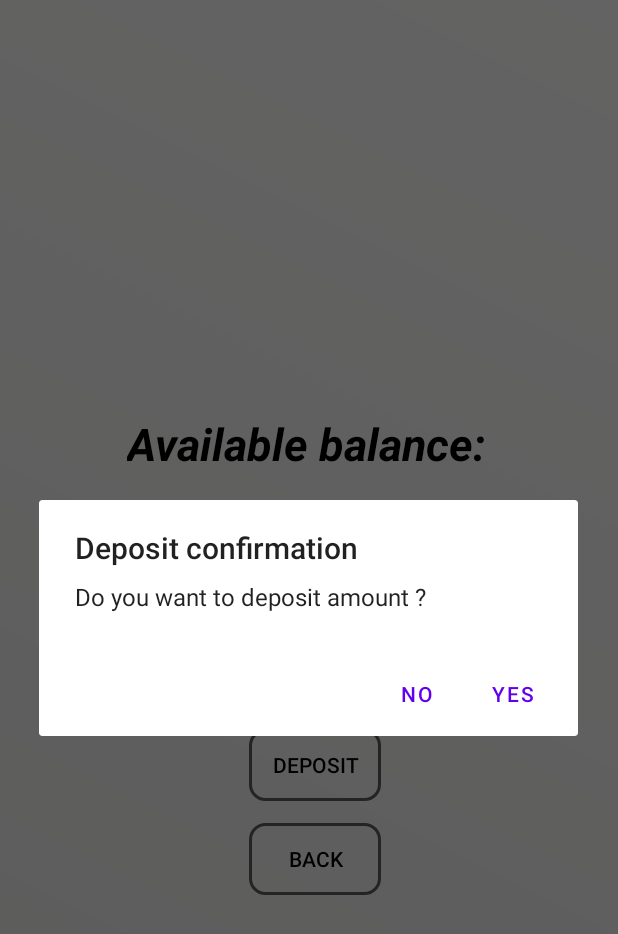
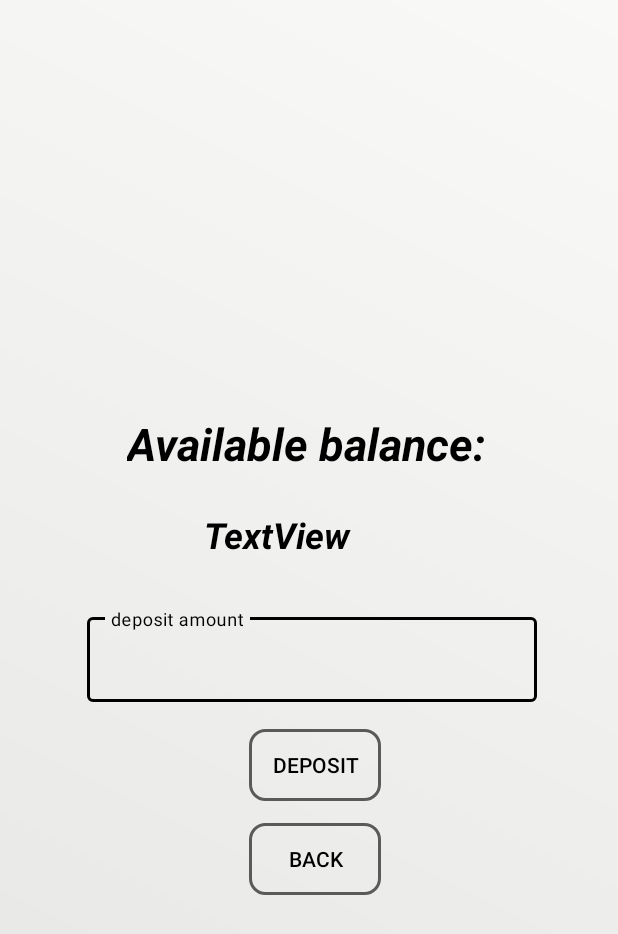
Before and after one commit to Aadhiarc/ATMUI, an Android app: the depositAmount screen opened directly, with no data from a screen before it, after a tap on "DEPOSIT", on a phone screen of 412 x 824 dp. Shown: the top 934 px of the screen. Run offline under Robolectric (Android 15) with nearby library versions, the phone set to English and light mode, and no system bars.

Commit message:
login and register finished 1

```diff
--- a/app/src/main/java/com/example/atmapp/depositAmount.java
+++ b/app/src/main/java/com/example/atmapp/depositAmount.java
@@ -29,10 +29,10 @@ import java.util.List;
 
 public class depositAmount extends AppCompatActivity {
     public TextInputEditText depositAmount;
-    TextView bal;
+    TextView balance;
     public Button depositButton,depositBack;
     DBhelper dBhelper;
-    List<String> arrayList;
+    String deposit_amount;
     AlertDialog.Builder builder;
     String intialBal;
     String view_balance;
@@ -48,36 +48,39 @@ public class depositAmount extends AppCompatActivity {
         setContentView(R.layout.activity_deposit_amount);
         depositAmount = findViewById(R.id.deposit_amount_edittext);
         depositButton = findViewById(R.id.deposit_xml_button);
-        bal= findViewById(R.id.depositViewBalance);
+        balance= findViewById(R.id.deposit_ViewBalance);
         depositBack=findViewById(R.id.deposit_xml_backButton);
         dBhelper = new DBhelper(this);
+        viewBalance();
         click();
-        bal.setText(view_balance);
     }
 
     void click() {
          depositButton.setOnClickListener(new View.OnClickListener() {
              @Override
              public void onClick(View view) {
+                 try{
                      SharedPreferences sp =getApplicationContext().getSharedPreferences("localdb",MODE_PRIVATE);
                      String acnum=sp.getString("loginAccountNumber","");
                      SQLiteDatabase sqLiteDatabase1=dBhelper.getReadableDatabase();
                      Cursor cursor=sqLiteDatabase1.rawQuery("select * from "+ACCOUNT_DETAILS+" where "+COLUMN_ACCOUNT_NUMBER+"=?",new String[]{acnum});
                      while (cursor.moveToNext()){
-                      intialBal=cursor.getString(4);
+                         intialBal=cursor.getString(3);
                      }
-                 System.out.println(intialBal);
                      int intial_bal=Integer.parseInt(intialBal);
                      SQLiteDatabase sqLiteDatabase =dBhelper.getWritableDatabase();
                      String deposit_Amount=depositAmount.getText().toString();
                      int intial_deposit_amount=Integer.parseInt(deposit_Amount);
                      int updateValue=intial_deposit_amount+intial_bal;
-                 String deposit_amount= String.valueOf(updateValue);
+                     deposit_amount= String.valueOf(updateValue);
                      ContentValues contentValues = new ContentValues();
                      contentValues.put("depositAmount",deposit_amount);
                      long val = sqLiteDatabase.update(ACCOUNT_DETAILS,contentValues,COLUMN_ACCOUNT_NUMBER +" =? ",new String[]{acnum});
-                 bal.setText(deposit_amount);
+                     balance.setText(deposit_amount);
                      alert();
+                 }catch (Exception e){
+
+                 }
              }
          });
 
@@ -112,8 +115,8 @@ public class depositAmount extends AppCompatActivity {
                SQLiteDatabase sqLiteDatabase =dBhelper.getReadableDatabase();
                Cursor cursor=sqLiteDatabase.rawQuery("select * from "+ACCOUNT_DETAILS+" where "+COLUMN_ACCOUNT_NUMBER+"=?",new String[]{acnum});
                while (cursor.moveToNext()){
-                    view_balance= cursor.getString(4);
-
+                    view_balance= cursor.getString(3);
+                    balance.setText(view_balance);
                }
 
        }
--- a/app/src/main/java/com/example/atmapp/viewBalance.java
+++ b/app/src/main/java/com/example/atmapp/viewBalance.java
@@ -49,7 +49,6 @@ public class viewBalance extends AppCompatActivity {
             @Override
             public void onClick(View view) {
                 Intent intent = new Intent(viewBalance.this, Activity3.class);
-
                 startActivity(intent);
             }
         });
@@ -62,7 +61,7 @@ public class viewBalance extends AppCompatActivity {
         SQLiteDatabase sqLiteDatabase =dBhelper.getReadableDatabase();
         Cursor cursor=sqLiteDatabase.rawQuery("select * from "+ACCOUNT_DETAILS+" where "+COLUMN_ACCOUNT_NUMBER+"=?",new String[]{acnum});
         while (cursor.moveToNext()){
-           String view_balance= cursor.getString(4);
+           String view_balance= cursor.getString(3);
             balance.setText(view_balance);
         }
     }
--- a/app/src/main/res/layout/activity_deposit_amount.xml
+++ b/app/src/main/res/layout/activity_deposit_amount.xml
@@ -51,20 +51,7 @@
         android:text="Back"
         android:textColor="@color/black"/>
 
-    <TextView
-        android:id="@+id/depositViewBalance"
-        android:layout_width="wrap_content"
-        android:layout_height="wrap_content"
-        android:layout_alignParentEnd="true"
-        android:layout_alignParentBottom="true"
-        android:layout_centerInParent="true"
-        android:layout_marginEnd="157dp"
-        android:layout_marginBottom="442dp"
-        android:padding="12dp"
-        android:textColor="@color/black"
-        android:textSize="25sp"
-        android:text="Text view"
-        android:textStyle="italic|bold" />
+
 
     <TextView
         android:id="@+id/textView3"
@@ -78,4 +65,17 @@
         android:textSize="30sp"
         android:textStyle="italic|bold"
         android:textColor="@color/black"/>
+
+    <TextView
+        android:id="@+id/deposit_ViewBalance"
+        android:layout_width="wrap_content"
+        android:layout_height="wrap_content"
+        android:layout_alignParentEnd="true"
+        android:layout_alignParentBottom="true"
+        android:layout_marginEnd="178dp"
+        android:layout_marginBottom="451dp"
+        android:text="TextView"
+        android:textSize="24sp"
+        android:textStyle="bold|italic"
+        android:textColor="@color/black"/>
 </RelativeLayout>
--- a/app/src/main/res/layout/activity_login.xml
+++ b/app/src/main/res/layout/activity_login.xml
@@ -33,9 +33,10 @@
         app:boxStrokeColor="@color/black"
         app:counterMaxLength="6"
         app:endIconMode="clear_text"
-        app:helperText="* Required"
         app:helperTextTextColor="#FF0000"
         app:hintTextColor="@color/black"
+        app:errorEnabled="true"
+        app:counterEnabled="true"
         app:layout_constraintBottom_toBottomOf="parent"
         app:layout_constraintEnd_toEndOf="parent"
         app:layout_constraintHorizontal_bias="0.612"
@@ -63,7 +64,8 @@
         app:boxStrokeColor="@color/black"
         app:counterMaxLength="4"
         app:endIconMode="password_toggle"
-        app:helperText="* Required"
+        app:errorEnabled="true"
+        app:counterEnabled="true"
         app:helperTextTextColor="#FF0000"
         app:hintTextColor="@color/black"
         app:layout_constraintBottom_toBottomOf="parent"
```
Also changed, not shown: app/src/main/java/com/example/atmapp/Activity3.java (+17 -10 lines), app/src/main/java/com/example/atmapp/MainActivity.java (+35 -8 lines), app/src/main/java/com/example/atmapp/loginActivity.java (+48 -36 lines), app/src/main/java/com/example/atmapp/withdrawAmount.java (+54 -28 lines), app/src/main/res/layout/activity_3.xml (+0 -16 lines), app/src/main/res/layout/activity_main.xml (+8 -4 lines), app/src/main/res/layout/activity_withdraw_amount.xml (+5 -5 lines). Lines whose indentation alone changed are shown as unchanged.
